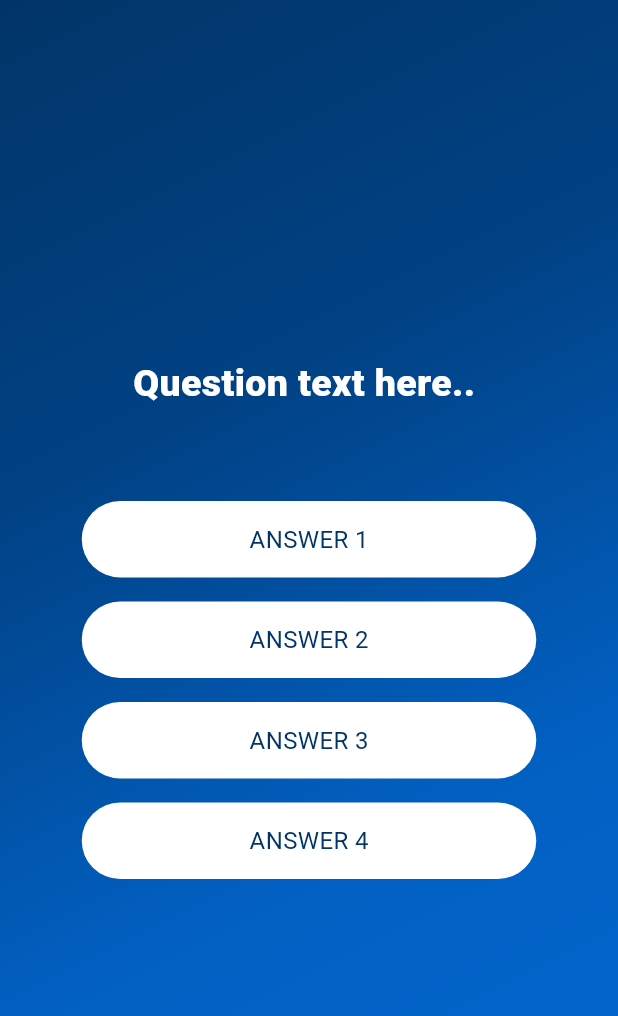
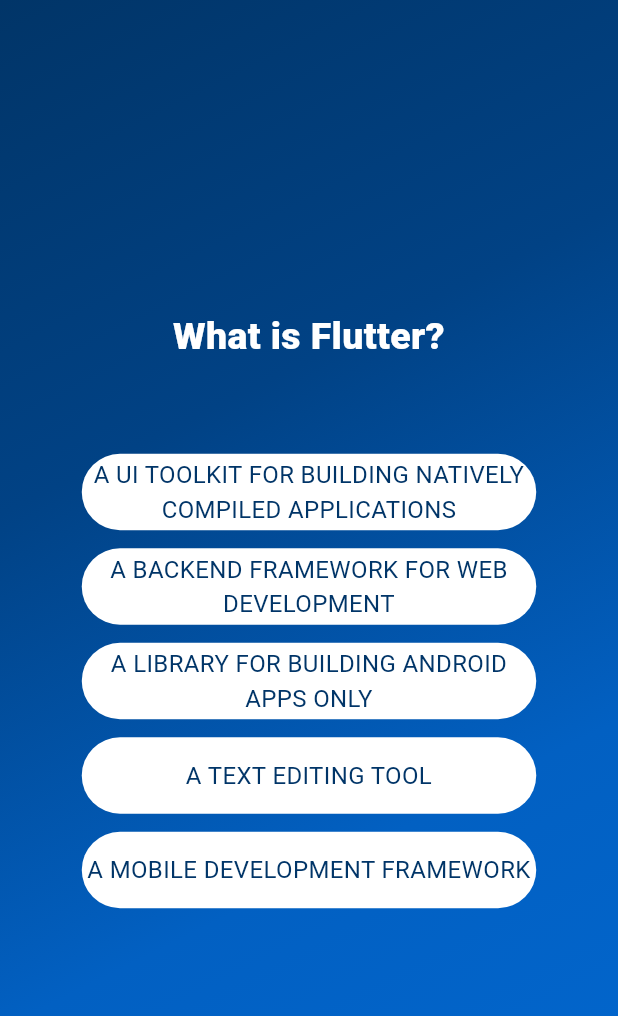
Before and after one commit to Jeezan/quiz_application, a Flutter app: the screen it shows after launch, on a phone screen of 412 x 824 dp. Shown: the top 1016 px of the screen. Run offline on Flutter 3.47's test engine with Material 3 defaults, Android fonts, the phone set to English and light mode, and no system bars; our stand-ins replace gap.

Commit message:
Refactor: Updating main app structure and implement state change (dynamically displaying Questions and Answers)

```diff
--- a/lib/components/button.dart
+++ b/lib/components/button.dart
@@ -29,6 +29,8 @@ class Button extends StatelessWidget {
                     color: Color(0xFF013568),
                     fontSize: 16
                 ),
+
+                textAlign: TextAlign.center,
             ),
         ),
     )
--- /dev/null
+++ b/lib/components/data/data.dart
@@ -0,0 +1,205 @@
+List<Map<String, dynamic>> questions = [
+  {
+    "question": "What is Flutter?",
+    "options": [
+      "A UI toolkit for building natively compiled applications",
+      "A backend framework for web development",
+      "A library for building Android apps only",
+      "A text editing tool",
+      "A mobile development framework"
+    ]
+  },
+  {
+    "question": "Which language is used to write Flutter apps?",
+    "options": [
+      "Dart",
+      "Java",
+      "Swift",
+      "Kotlin",
+      "C++"
+    ]
+  },
+  {
+    "question": "Which widget is used to create a button in Flutter?",
+    "options": [
+      "ElevatedButton",
+      "FlatButton",
+      "TextButton",
+      "IconButton",
+      "RaisedButton"
+    ]
+  },
+  {
+    "question": "What is the main purpose of the `setState()` method in Flutter?",
+    "options": [
+      "To update the UI by marking the widget as dirty",
+      "To create a new widget",
+      "To handle user input",
+      "To initialize variables",
+      "To trigger a state change in the widget"
+    ]
+  },
+  {
+    "question": "Which of the following is a stateless widget in Flutter?",
+    "options": [
+      "Text",
+      "Checkbox",
+      "Switch",
+      "TextField",
+      "Container"
+    ]
+  },
+  {
+    "question": "Which function is called first in Flutter when an app starts?",
+    "options": [
+      "main()",
+      "build()",
+      "runApp()",
+      "initState()",
+      "start()"
+    ]
+  },
+  {
+    "question": "Which widget is used to display an image in Flutter?",
+    "options": [
+      "Image",
+      "Icon",
+      "AssetImage",
+      "Container",
+      "Picture",
+      "SvgPicture"
+    ]
+  },
+  {
+    "question": "Which of the following is used for routing in Flutter?",
+    "options": [
+      "Navigator",
+      "RouteBuilder",
+      "ScreenManager",
+      "PageController",
+      "Router"
+    ]
+  },
+  {
+    "question": "What does the `FutureBuilder` widget do in Flutter?",
+    "options": [
+      "Builds a widget based on the state of a `Future`",
+      "Creates a new future for asynchronous tasks",
+      "Renders a static widget",
+      "Builds widgets instantly without waiting",
+      "Fetches data from an API",
+      "Waits for an asynchronous task to complete before rendering"
+    ]
+  },
+  {
+    "question": "Which package is used to manage state in Flutter?",
+    "options": [
+      "Provider",
+      "SQLite",
+      "Http",
+      "SharedPreferences",
+      "BLoC"
+    ]
+  },
+  {
+    "question": "Which widget can be used to create a scrollable list in Flutter?",
+    "options": [
+      "ListView",
+      "Column",
+      "Row",
+      "Stack",
+      "SingleChildScrollView",
+      "GridView"
+    ]
+  },
+  {
+    "question": "What is the default layout widget in Flutter?",
+    "options": [
+      "Container",
+      "Scaffold",
+      "Column",
+      "Stack",
+      "BoxDecoration"
+    ]
+  },
+  {
+    "question": "What is the main purpose of `const` keyword in Flutter?",
+    "options": [
+      "To create compile-time constant widgets",
+      "To define static variables",
+      "To declare a function",
+      "To enable hot reload",
+      "To optimize memory"
+    ]
+  },
+  {
+    "question": "Which Flutter widget is used to display a loading indicator?",
+    "options": [
+      "CircularProgressIndicator",
+      "Text",
+      "ProgressBar",
+      "ActivityIndicator",
+      "LinearProgressIndicator"
+    ]
+  },
+  {
+    "question": "Which method is used to change the state of a `StatefulWidget`?",
+    "options": [
+      "setState()",
+      "updateState()",
+      "build()",
+      "changeState()",
+      "rebuild()"
+    ]
+  },
+  {
+    "question": "What does the `Navigator.push()` method do in Flutter?",
+    "options": [
+      "Pushes a new route onto the navigation stack",
+      "Pops the current route from the stack",
+      "Replaces the current route",
+      "Checks if a route exists in the stack",
+      "Shows a dialog"
+    ]
+  },
+  {
+    "question": "Which widget is used for making a custom layout in Flutter?",
+    "options": [
+      "CustomPaint",
+      "Column",
+      "Row",
+      "Container",
+      "LayoutBuilder"
+    ]
+  },
+  {
+    "question": "What is the purpose of `InheritedWidget` in Flutter?",
+    "options": [
+      "To share data efficiently across the widget tree",
+      "To render a widget with custom data",
+      "To make a widget editable",
+      "To optimize performance in animations",
+      "To manage states across screens"
+    ]
+  },
+  {
+    "question": "Which widget in Flutter is used to create a multi-line text input field?",
+    "options": [
+      "TextField",
+      "Text",
+      "Form",
+      "RichText",
+      "MultiTextField"
+    ]
+  },
+  {
+    "question": "How do you make a widget scrollable in Flutter?",
+    "options": [
+      "Wrap it in a `SingleChildScrollView`",
+      "Use a `ListView`",
+      "Use `Scrollbar`",
+      "Apply `Overflow` property",
+      "Wrap it in a `CustomScrollView`"
+    ]
+  }
+];
--- a/lib/main.dart
+++ b/lib/main.dart
@@ -1,5 +1,6 @@
 import 'package:flutter/material.dart';
 import 'package:quiz_application/views/question_screen.dart';
+import 'package:quiz_application/views/start_screen.dart';
 
 void main() {
   runApp(MyApp());
--- a/lib/views/question_screen.dart
+++ b/lib/views/question_screen.dart
@@ -1,12 +1,55 @@
 import 'package:flutter/material.dart';
 import 'package:gap/gap.dart';
 import 'package:quiz_application/components/button.dart';
+import 'package:quiz_application/components/data/data.dart';
 
-class QuestionScreen extends StatelessWidget {
+class QuestionScreen extends StatefulWidget {
   const QuestionScreen({super.key});
 
   @override
+  State<QuestionScreen> createState() => _QuestionScreenState();
+}
+
+class _QuestionScreenState extends State<QuestionScreen> {
+
+  int currentQuestion = 0;
+  List<String> chosenAnswers = [];
+
+  List<Widget> renderAnswers(int index) {
+    List<Widget> answerButtons = [];
+
+    List<String> answers = questions[index]['options'];
+
+    answers.forEach((String answer){
+      Widget button = Button(
+        label: answer,
+        onTap: () {
+
+          chosenAnswers.add(answer);
+
+          if((questions.length - 1)  <= currentQuestion){
+            print(chosenAnswers);
+            print('number of selected answers are ${chosenAnswers.length}');
+            return;
+          }
+
+          setState(() {
+            currentQuestion++;
+          });
+
+        });
+      Widget gap = Gap(12);
+
+      answerButtons.add(button);
+      answerButtons.add(gap);
+    });
+
+  return answerButtons;
+}
+  @override
   Widget build(BuildContext context) {
+
+
     return Scaffold(
       body: Container(
         height: MediaQuery.of(context).size.height,
@@ -28,29 +71,25 @@ class QuestionScreen extends StatelessWidget {
         child: Column(
           mainAxisAlignment: MainAxisAlignment.center,
           children: [
-            Text('Question text here.. ',
-            style: TextStyle(
-              fontSize: 25,
-              fontWeight: FontWeight.w800,
-              color: Colors.white
+            Padding(
+              padding: const EdgeInsets.symmetric(horizontal: 24),
+              child: Text(questions[currentQuestion]['question'],
+              style: TextStyle(
+                fontSize: 25,
+                fontWeight: FontWeight.w800,
+                color: Colors.white
+                ),
+                textAlign: TextAlign.center,
               ),
             ),
 
             Gap(60),
-            Button(label: 'Answer 1'),
-
-            Gap(16),
-            Button(label: 'Answer 2'),
-
-            Gap(16),
-            Button(label: 'Answer 3'),
-
-            Gap(16),
-            Button(label: 'Answer 4'),
+            ...renderAnswers(currentQuestion)
 
           ],
         ),
       ),
     );
   }
+
 }
--- a/lib/views/start_screen.dart
+++ b/lib/views/start_screen.dart
@@ -1,5 +1,6 @@
 import 'package:flutter/material.dart';
 import 'package:quiz_application/components/button.dart';
+import 'package:quiz_application/views/question_screen.dart';
 
 class StartScreen extends StatelessWidget {
   const StartScreen({super.key});
@@ -37,7 +38,10 @@ class StartScreen extends StatelessWidget {
 
             Image.asset('lib/images/home_image.png', width: 304,),
 
-            Button(label: 'Start quiz'),
+            Button(label: 'Start quiz',
+            onTap: () {
+             Navigator.of(context).pushReplacement(MaterialPageRoute(builder: (context) => QuestionScreen()));
+            },),
 
             SizedBox(height: 50),
 
```
